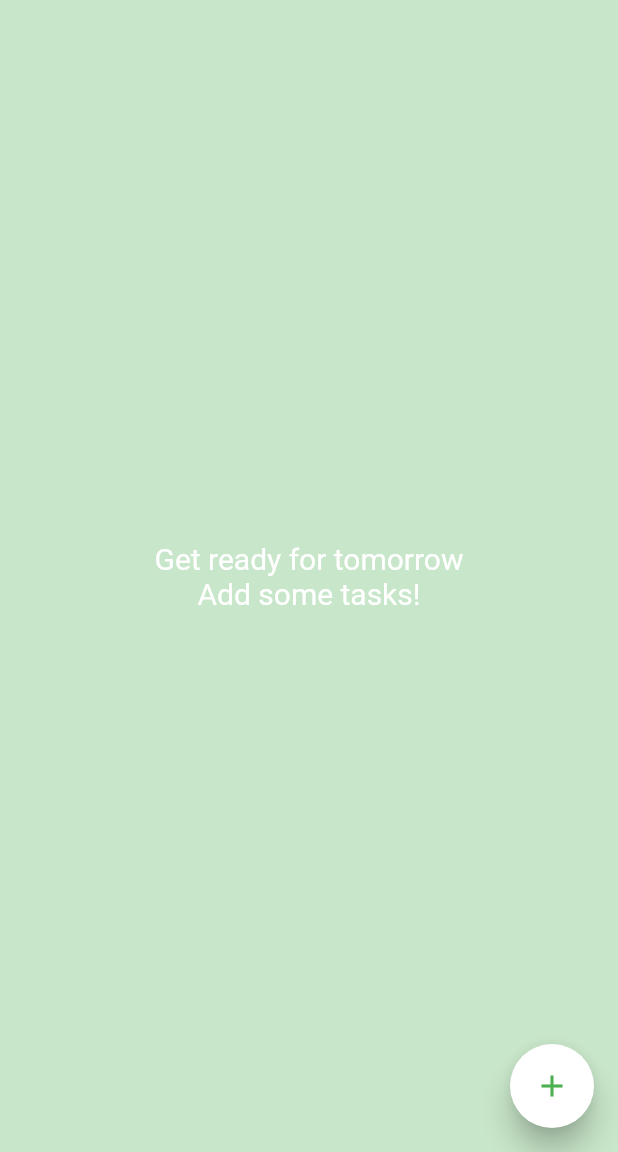
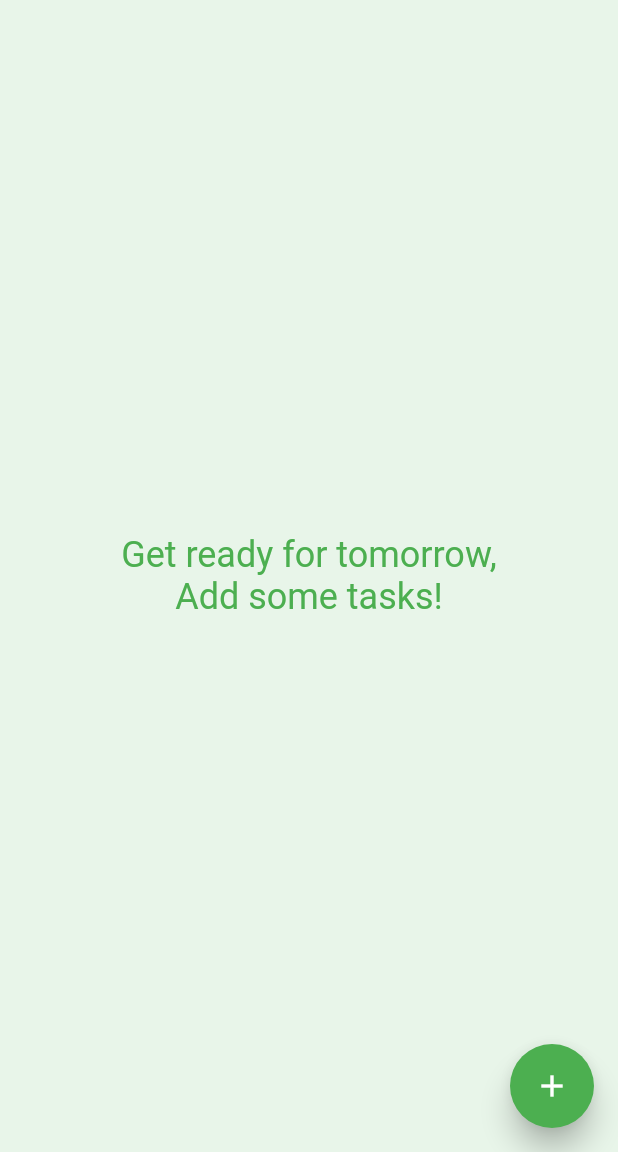
Before and after one commit to CheckShumm/pine, a Flutter app: the screen it shows after launch, in the side drawer, after a tap on the "add" icon, on a phone screen of 412 x 824 dp, the part 84-1236 px from its top. Run offline on Flutter 3.47's test engine with Material 2 defaults, Android fonts, the phone set to English and light mode, and no system bars; our stand-ins replace rxdart, sqflite; missing offline and left inert: flutter_reorderable_list, flutter_statusbarcolor; accounts and stored records are empty.

```diff
--- a/lib/src/blocs/task_bloc.dart
+++ b/lib/src/blocs/task_bloc.dart
@@ -2,12 +2,19 @@ import 'dart:async';
 import 'dart:developer';
 
 import 'package:flutter/material.dart';
+import 'package:pine/src/data/database_helper.dart';
 import 'package:pine/src/data/task.dart';
 import 'package:rxdart/rxdart.dart';
 
 class TaskBloc {
   var _tasks = new List<Task>();
   final _taskSubject = BehaviorSubject<List<Task>>();
+
+  final DatabaseHelper databaseHelper = DatabaseHelper.instance;
+
+  TaskBloc() {
+    this._query();
+  }
 
   getSubject() {
     return _taskSubject;
@@ -19,9 +26,10 @@ class TaskBloc {
   }
 
   updateTasks(title, description, type) {
-    this._tasks.add(
-        new Task(id: _tasks.length, title: title, description: description, type: type));
+    Task newTask = new Task(id: _tasks.length, title: title, description: description, type: type);
+    this._tasks.add(newTask);
     _taskSubject.sink.add(this._tasks);
+    _insert(newTask);
     //this.dispose();
   }
 
@@ -37,6 +45,22 @@ class TaskBloc {
     //this.dispose();
   }
 
+  void _insert(Task task) async {
+    // row to insert
+    Map<String, dynamic> row = {
+      DatabaseHelper.columnTitle : task.title,
+      DatabaseHelper.columnDescription  : task.description
+    };
+    final id = await databaseHelper.insert(row);
+    print('inserted row id: $id');
+  }
+
+  void _query() async {
+    final allRows = await databaseHelper.queryAllRows();
+    print('query all rows:');
+    allRows.forEach((row) => print(row));
+  }
+
   dispose() {
     _taskSubject.close();
   }
--- /dev/null
+++ b/lib/src/data/database_helper.dart
@@ -0,0 +1,82 @@
+import 'dart:io';
+
+import 'package:path/path.dart';
+import 'package:sqflite/sqflite.dart';
+import 'package:path_provider/path_provider.dart';
+
+class DatabaseHelper {
+   static final _databaseName = "MyDatabase.db";
+  static final _databaseVersion = 1;
+
+  static final table = 'table';
+
+  static final columnId = '_id';
+  static final columnTitle = 'title';
+  static final columnDescription = 'description';
+
+  DatabaseHelper._privateConstructor();
+  static final DatabaseHelper instance = DatabaseHelper._privateConstructor();
+
+  // only have a single app-wide reference to the database
+  static Database _database;
+  Future<Database> get database async {
+    if (_database != null) return _database;
+    // lazily instantiate the db the first time it is accessed
+    _database = await _initDatabase();
+    return _database;
+  }
+
+  // this opens the database (and creates it if it doesn't exist)
+  _initDatabase() async {
+    Directory documentsDirectory = await getApplicationDocumentsDirectory();
+    String path = join(documentsDirectory.path, _databaseName);
+    return await openDatabase(path,
+        version: _databaseVersion,
+        onCreate: _onCreate);
+  }
+
+  // SQL code to create the database table
+  Future _onCreate(Database db, int version) async {
+    await db.execute('''
+          CREATE TABLE $table (
+            $columnId INTEGER PRIMARY KEY,
+            $columnTitle TEXT NOT NULL,
+            $columnDescription INTEGER NOT NULL
+          )
+          ''');
+  }
+
+Future<int> insert(Map<String, dynamic> row) async {
+    Database db = await instance.database;
+    return await db.insert(table, row);
+  }
+
+  // All of the rows are returned as a list
+  Future<List<Map<String,dynamic>>> queryAllRows() async {
+    Database db = await instance.database;
+    return await db.query(table);
+  }
+
+  // All of the methods (insert, query, update, delete) can also be done using
+  // raw SQL commands. This method uses a raw query to give the row count.
+  Future<int> queryRowCount() async {
+    Database db = await instance.database;
+    return Sqflite.firstIntValue(await db.rawQuery('SELECT COUNT(*) FROM $table'));
+  }
+
+  // We are assuming here that the id column in the map is set. The other
+  // column values will be used to update the row.
+  Future<int> update(Map<String, dynamic> row) async {
+    Database db = await instance.database;
+    int id = row[columnId];
+    return await db.update(table, row, where: '$columnId = ?', whereArgs: [id]);
+  }
+
+  // Deletes the row specified by the id. The number of affected rows is
+  // returned. This should be 1 as long as the row exists.
+  Future<int> delete(int id) async {
+    Database db = await instance.database;
+    return await db.delete(table, where: '$columnId = ?', whereArgs: [id]);
+  }
+
+}
--- a/lib/src/screens/create_task.dart
+++ b/lib/src/screens/create_task.dart
@@ -1,5 +1,6 @@
 import 'package:flutter/material.dart';
 import 'package:pine/src/blocs/task_bloc.dart';
+import 'package:pine/src/data/database_helper.dart';
 
 class CreateTaskDialog extends StatefulWidget {
   @override
--- a/lib/src/screens/home.dart
+++ b/lib/src/screens/home.dart
@@ -28,7 +28,7 @@ class _MyHomePageState extends State<MyHomePage> {
   @override
   Widget build(BuildContext context) {
     return Scaffold(
-      backgroundColor: Colors.green[100],
+      backgroundColor: Colors.green[50],
       appBar: AppBar(
         backgroundColor: Colors.green,
         title: Text(
@@ -49,8 +49,8 @@ class _MyHomePageState extends State<MyHomePage> {
           builder: (context, snapshot) => taskList(snapshot.data) )),
       floatingActionButton: FloatingActionButton(
         elevation: 8,
-        backgroundColor: Colors.white,
-        foregroundColor: Colors.green,
+        backgroundColor: Colors.green,
+        foregroundColor: Colors.white,
         onPressed: () {
           _createTaskDialog();
         }, // task bloc update events
@@ -64,9 +64,9 @@ class _MyHomePageState extends State<MyHomePage> {
 
   Widget taskList(List<Task> data) {
     if (bloc.getTasks().isEmpty) {
-      return Text('Get ready for tomorrow \nAdd some tasks!',
+      return Text('Get ready for tomorrow, \nAdd some tasks!',
           textAlign: TextAlign.center,
-          style: TextStyle(color: Colors.white, fontSize: 20.0));
+          style: TextStyle(color: Colors.green, fontSize: 24.0));
     } else {
       return Padding(
         padding: const EdgeInsets.only(top: 8.0),
--- a/pubspec.yaml
+++ b/pubspec.yaml
@@ -20,6 +20,8 @@ dependencies:
   flutter:
     sdk: flutter
   rxdart: ^0.21.0
+  sqflite: any
+  path_provider: any
   flutter_reorderable_list: ^0.1.3
   flutter_statusbarcolor: ^0.2.0
 
```
Also changed, not shown: pubspec.lock.
